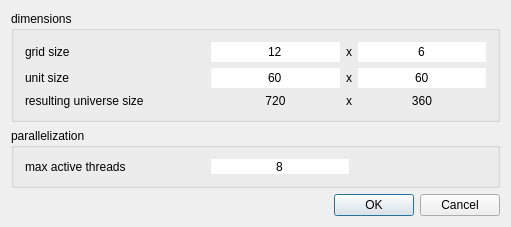
Old version of the form source/Gui/Dialogs/ComputationGridDialog.ui in the repository chrxh/alien.
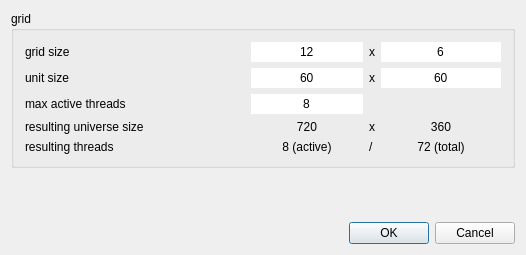
New version of the form.

Commit message: including thread information in grid dialog

The edit to the form file:
```diff
--- a/source/Gui/Dialogs/ComputationGridDialog.ui
+++ b/source/Gui/Dialogs/ComputationGridDialog.ui
@@ -6,14 +6,37 @@
    <rect>
     <x>0</x>
     <y>0</y>
-    <width>511</width>
-    <height>211</height>
+    <width>526</width>
+    <height>255</height>
    </rect>
   </property>
   <property name="windowTitle">
    <string>computation grid</string>
   </property>
   <layout class="QGridLayout" name="gridLayout">
+   <item row="2" column="0">
+    <widget class="QDialogButtonBox" name="buttonBox">
+     <property name="orientation">
+      <enum>Qt::Horizontal</enum>
+     </property>
+     <property name="standardButtons">
+      <set>QDialogButtonBox::Cancel|QDialogButtonBox::Ok</set>
+     </property>
+    </widget>
+   </item>
+   <item row="1" column="0">
+    <spacer name="verticalSpacer">
+     <property name="orientation">
+      <enum>Qt::Vertical</enum>
+     </property>
+     <property name="sizeHint" stdset="0">
+      <size>
+       <width>20</width>
+       <height>40</height>
+      </size>
+     </property>
+    </spacer>
+   </item>
    <item row="0" column="0">
     <widget class="QGroupBox" name="groupBox">
      <property name="sizePolicy">
@@ -24,14 +47,31 @@
      </property>
      <property name="minimumSize">
       <size>
-       <width>0</width>
+       <width>500</width>
        <height>0</height>
       </size>
      </property>
      <property name="title">
-      <string>dimensions</string>
+      <string>grid</string>
      </property>
-     <layout class="QGridLayout" name="gridLayout_2">
+     <layout class="QGridLayout" name="gridLayout_2" columnstretch="0,0,0,0" columnminimumwidth="220,0,0,0">
+      <item row="4" column="1">
+       <widget class="QLabel" name="activeThreadsLabel">
+        <property name="text">
+         <string>8 (active)</string>
+        </property>
+        <property name="alignment">
+         <set>Qt::AlignCenter</set>
+        </property>
+       </widget>
+      </item>
+      <item row="4" column="0">
+       <widget class="QLabel" name="label_3">
+        <property name="text">
+         <string>resulting threads</string>
+        </property>
+       </widget>
+      </item>
       <item row="0" column="0">
        <widget class="QLabel" name="label_4">
         <property name="text">
@@ -39,19 +79,6 @@
         </property>
        </widget>
       </item>
-      <item row="0" column="1">
-       <widget class="QLineEdit" name="gridSizeXEdit">
-        <property name="text">
-         <string>12</string>
-        </property>
-        <property name="frame">
-         <bool>false</bool>
-        </property>
-        <property name="alignment">
-         <set>Qt::AlignCenter</set>
-        </property>
-       </widget>
-      </item>
       <item row="0" column="2">
        <widget class="QLabel" name="label_5">
         <property name="text">
@@ -59,46 +86,6 @@
         </property>
        </widget>
       </item>
-      <item row="0" column="3">
-       <widget class="QLineEdit" name="gridSizeYEdit">
-        <property name="text">
-         <string>6</string>
-        </property>
-        <property name="frame">
-         <bool>false</bool>
-        </property>
-        <property name="alignment">
-         <set>Qt::AlignCenter</set>
-        </property>
-       </widget>
-      </item>
-      <item row="1" column="0">
-       <widget class="QLabel" name="label">
-        <property name="text">
-         <string>unit size</string>
-        </property>
-       </widget>
-      </item>
-      <item row="1" column="1">
-       <widget class="QLineEdit" name="unitSizeXEdit">
-        <property name="text">
-         <string>60</string>
-        </property>
-        <property name="frame">
-         <bool>false</bool>
-        </property>
-        <property name="alignment">
-         <set>Qt::AlignCenter</set>
-        </property>
-       </widget>
-      </item>
-      <item row="1" column="2">
-       <widget class="QLabel" name="label_2">
-        <property name="text">
-         <string>x</string>
-        </property>
-       </widget>
-      </item>
       <item row="1" column="3">
        <widget class="QLineEdit" name="unitSizeYEdit">
         <property name="text">
@@ -112,7 +99,20 @@
         </property>
        </widget>
       </item>
-      <item row="2" column="0">
+      <item row="0" column="1">
+       <widget class="QLineEdit" name="gridSizeXEdit">
+        <property name="text">
+         <string>12</string>
+        </property>
+        <property name="frame">
+         <bool>false</bool>
+        </property>
+        <property name="alignment">
+         <set>Qt::AlignCenter</set>
+        </property>
+       </widget>
+      </item>
+      <item row="3" column="0">
        <widget class="QLabel" name="label_7">
         <property name="minimumSize">
          <size>
@@ -125,7 +125,7 @@
         </property>
        </widget>
       </item>
-      <item row="2" column="2">
+      <item row="3" column="2">
        <widget class="QLabel" name="label_8">
         <property name="enabled">
          <bool>true</bool>
@@ -135,7 +135,7 @@
         </property>
        </widget>
       </item>
-      <item row="2" column="1">
+      <item row="3" column="1">
        <widget class="QLabel" name="universeSizeXLabel">
         <property name="text">
          <string>720</string>
@@ -145,7 +145,7 @@
         </property>
        </widget>
       </item>
-      <item row="2" column="3">
+      <item row="3" column="3">
        <widget class="QLabel" name="universeSizeYLabel">
         <property name="text">
          <string>360</string>
@@ -155,28 +155,64 @@
         </property>
        </widget>
       </item>
-     </layout>
-    </widget>
-   </item>
-   <item row="1" column="0">
-    <widget class="QGroupBox" name="groupBox_4">
-     <property name="sizePolicy">
-      <sizepolicy hsizetype="Preferred" vsizetype="Minimum">
-       <horstretch>0</horstretch>
-       <verstretch>0</verstretch>
-      </sizepolicy>
-     </property>
-     <property name="minimumSize">
-      <size>
-       <width>0</width>
-       <height>60</height>
-      </size>
-     </property>
-     <property name="title">
-      <string>parallelization</string>
-     </property>
-     <layout class="QHBoxLayout" name="horizontalLayout">
-      <item>
+      <item row="0" column="3">
+       <widget class="QLineEdit" name="gridSizeYEdit">
+        <property name="text">
+         <string>6</string>
+        </property>
+        <property name="frame">
+         <bool>false</bool>
+        </property>
+        <property name="alignment">
+         <set>Qt::AlignCenter</set>
+        </property>
+       </widget>
+      </item>
+      <item row="1" column="2">
+       <widget class="QLabel" name="label_2">
+        <property name="text">
+         <string>x</string>
+        </property>
+       </widget>
+      </item>
+      <item row="1" column="0">
+       <widget class="QLabel" name="label">
+        <property name="text">
+         <string>unit size</string>
+        </property>
+       </widget>
+      </item>
+      <item row="1" column="1">
+       <widget class="QLineEdit" name="unitSizeXEdit">
+        <property name="text">
+         <string>60</string>
+        </property>
+        <property name="frame">
+         <bool>false</bool>
+        </property>
+        <property name="alignment">
+         <set>Qt::AlignCenter</set>
+        </property>
+       </widget>
+      </item>
+      <item row="4" column="2">
+       <widget class="QLabel" name="label_10">
+        <property name="text">
+         <string>/</string>
+        </property>
+       </widget>
+      </item>
+      <item row="4" column="3">
+       <widget class="QLabel" name="totalThreadsLabel">
+        <property name="text">
+         <string>72 (total)</string>
+        </property>
+        <property name="alignment">
+         <set>Qt::AlignCenter</set>
+        </property>
+       </widget>
+      </item>
+      <item row="2" column="0">
        <widget class="QLabel" name="label_6">
         <property name="minimumSize">
          <size>
@@ -189,7 +225,7 @@
         </property>
        </widget>
       </item>
-      <item>
+      <item row="2" column="1">
        <widget class="QLineEdit" name="maxThreadsEdit">
         <property name="text">
          <string>8</string>
@@ -202,7 +238,7 @@
         </property>
        </widget>
       </item>
-      <item>
+      <item row="2" column="3">
        <spacer name="horizontalSpacer">
         <property name="orientation">
          <enum>Qt::Horizontal</enum>
@@ -218,16 +254,6 @@
      </layout>
     </widget>
    </item>
-   <item row="2" column="0">
-    <widget class="QDialogButtonBox" name="buttonBox">
-     <property name="orientation">
-      <enum>Qt::Horizontal</enum>
-     </property>
-     <property name="standardButtons">
-      <set>QDialogButtonBox::Cancel|QDialogButtonBox::Ok</set>
-     </property>
-    </widget>
-   </item>
   </layout>
  </widget>
  <layoutdefault spacing="6" margin="11"/>
```
The commit also changes 10 other files.
